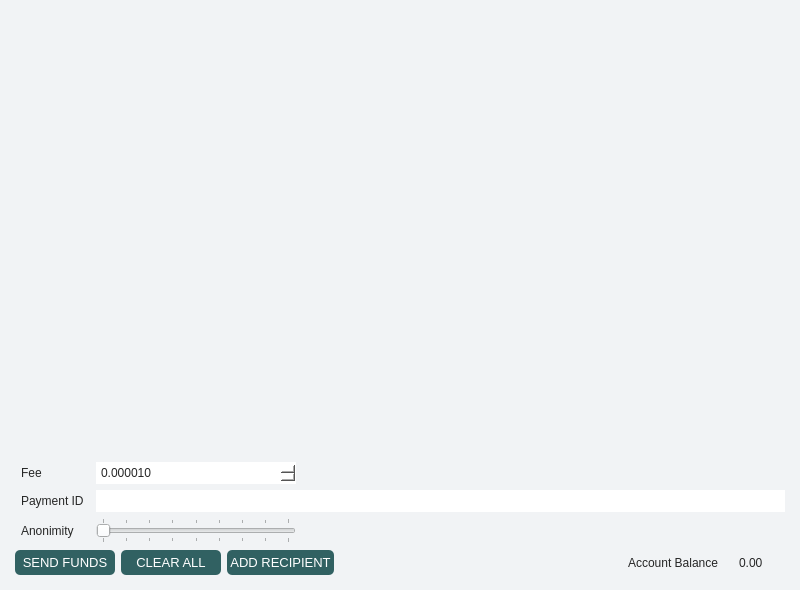
Before: the Qt Designer form src/gui/ui/sendframe.ui in ConcealNetwork/conceal-desktop, drawn with Qt 5.
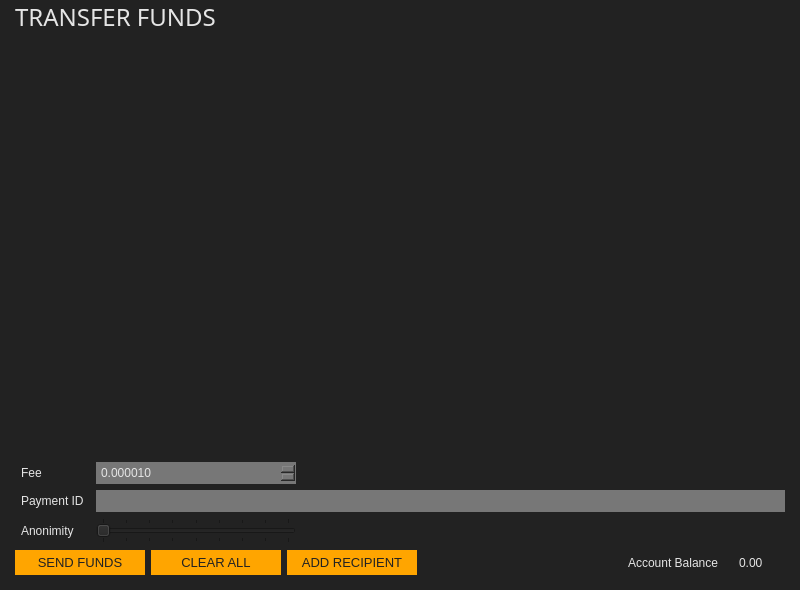
After: the same form once the commit is applied.

Patch:
```diff
--- a/src/gui/ui/sendframe.ui
+++ b/src/gui/ui/sendframe.ui
@@ -20,7 +20,7 @@
    <string>Frame</string>
   </property>
   <property name="styleSheet">
-   <string notr="true">border: 0px; background-color: #F1F3F5; color: #262626;</string>
+   <string notr="true">border: 0px; background-color: #222; color: #e5e5e5;</string>
   </property>
   <property name="frameShape">
    <enum>QFrame::StyledPanel</enum>
@@ -33,7 +33,7 @@
     <number>15</number>
    </property>
    <property name="topMargin">
-    <number>15</number>
+    <number>0</number>
    </property>
    <property name="rightMargin">
     <number>15</number>
@@ -41,6 +41,31 @@
    <property name="bottomMargin">
     <number>15</number>
    </property>
+   <item>
+    <widget class="QLabel" name="label_3">
+     <property name="minimumSize">
+      <size>
+       <width>0</width>
+       <height>25</height>
+      </size>
+     </property>
+     <property name="font">
+      <font>
+       <family>Oswald</family>
+       <pointsize>18</pointsize>
+      </font>
+     </property>
+     <property name="styleSheet">
+      <string notr="true">padding: 0px;</string>
+     </property>
+     <property name="text">
+      <string>TRANSFER FUNDS</string>
+     </property>
+     <property name="alignment">
+      <set>Qt::AlignLeading|Qt::AlignLeft|Qt::AlignTop</set>
+     </property>
+    </widget>
+   </item>
    <item>
     <widget class="QScrollArea" name="m_transfersScrollarea">
      <property name="frameShape">
@@ -55,7 +80,7 @@
         <x>0</x>
         <y>0</y>
         <width>770</width>
-        <height>425</height>
+        <height>393</height>
        </rect>
       </property>
       <layout class="QVBoxLayout" name="m_send_frame_layout">
@@ -118,7 +143,7 @@
         </font>
        </property>
        <property name="styleSheet">
-        <string notr="true">padding: 3px; background-color: white;</string>
+        <string notr="true">padding: 3px; background-color: #777; color: #e5e5e5;</string>
        </property>
       </widget>
      </item>
@@ -250,7 +275,7 @@
         </font>
        </property>
        <property name="styleSheet">
-        <string notr="true">padding: 3px; background-color: white;</string>
+        <string notr="true">padding: 3px; background-color: #777; color: #e5e5e5;</string>
        </property>
        <property name="decimals">
         <number>6</number>
@@ -277,7 +302,7 @@
       <widget class="QPushButton" name="m_sendButton">
        <property name="minimumSize">
         <size>
-         <width>100</width>
+         <width>130</width>
          <height>25</height>
         </size>
        </property>
@@ -296,7 +321,7 @@
         </font>
        </property>
        <property name="styleSheet">
-        <string notr="true">background-color: #316162; color: #fff; border-radius: 5px; padding:3px;</string>
+        <string notr="true">color: #222; border-radius: 0px; border: 0px solid; background-color: orange;</string>
        </property>
        <property name="text">
         <string>SEND FUNDS</string>
@@ -307,7 +332,7 @@
       <widget class="QPushButton" name="m_clearAllButton">
        <property name="minimumSize">
         <size>
-         <width>100</width>
+         <width>130</width>
          <height>25</height>
         </size>
        </property>
@@ -326,7 +351,7 @@
         </font>
        </property>
        <property name="styleSheet">
-        <string notr="true">background-color: #316162; color: #fff; border-radius: 5px; padding:3px;</string>
+        <string notr="true">color: #222; border-radius: 0px; border: 0px solid; background-color: orange;</string>
        </property>
        <property name="text">
         <string>CLEAR ALL</string>
@@ -337,7 +362,7 @@
       <widget class="QPushButton" name="m_addRecipientButton">
        <property name="minimumSize">
         <size>
-         <width>100</width>
+         <width>130</width>
          <height>25</height>
         </size>
        </property>
@@ -356,7 +381,7 @@
         </font>
        </property>
        <property name="styleSheet">
-        <string notr="true">background-color: #316162; color: #fff; border-radius: 5px; padding:3px;</string>
+        <string notr="true">color: #222; border-radius: 0px; border: 0px solid; background-color: orange;</string>
        </property>
        <property name="text">
         <string>ADD RECIPIENT</string>
```
